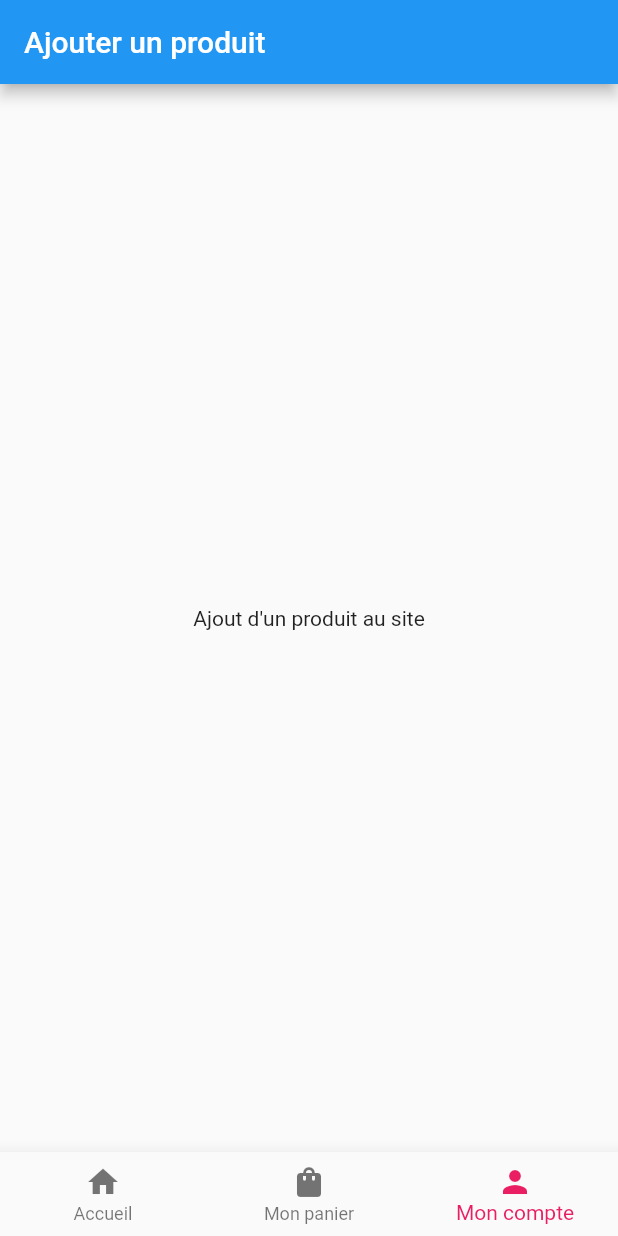
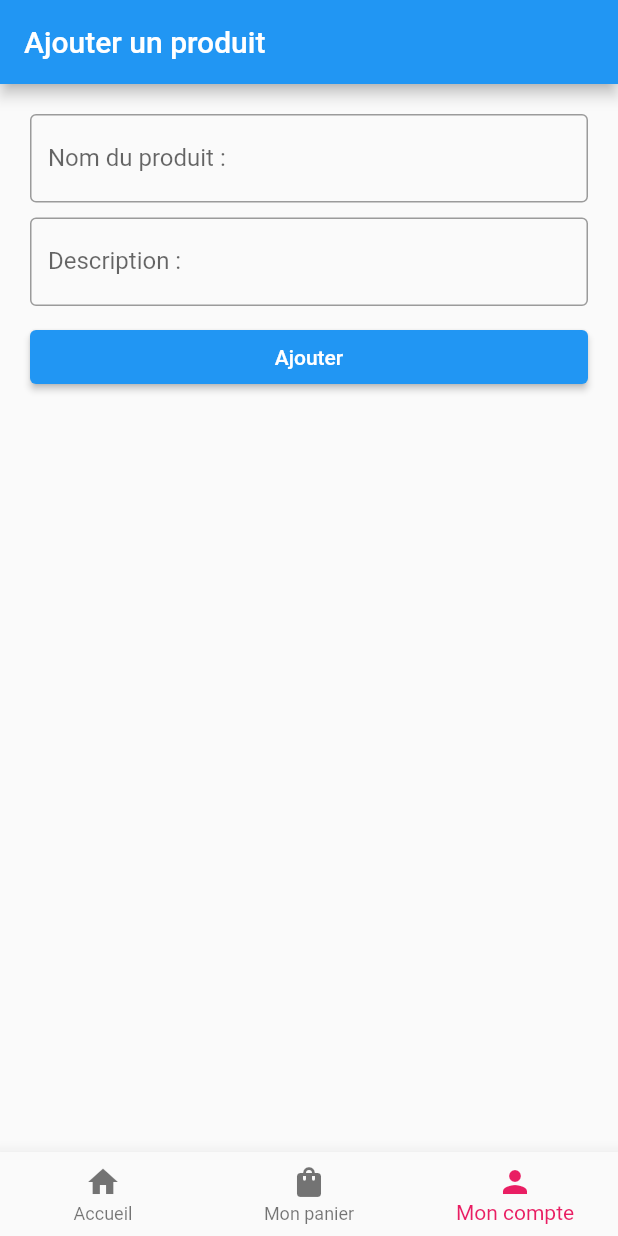
Before and after one commit to thaisbrun/get_ready, a Flutter app: the screen it shows after launch, item 3 of the bottom bar chosen, on a phone screen of 412 x 824 dp. Run offline on Flutter 3.47's test engine with Material 2 defaults, Android fonts, the light colour scheme and no system bars.

Commit message:
Auto-formation du 02/07

```diff
--- a/lib/pages/addProductPage.dart
+++ b/lib/pages/addProductPage.dart
@@ -1,12 +1,87 @@
 import 'package:flutter/material.dart';
 
-class AddProductPage extends StatelessWidget {
+class AddProductPage extends StatefulWidget {
   const AddProductPage({Key? key}) : super(key: key);
 
   @override
+  State<AddProductPage> createState() => _AddProductPageState();
+}
+
+class _AddProductPageState extends State<AddProductPage> {
+
+  final _formKey = GlobalKey<FormState>();
+
+  final productNameController = TextEditingController();
+  final productDescriptionController = TextEditingController();
+
+  @override
+  void dispose() {
+    super.dispose();
+    productNameController.dispose();
+    productDescriptionController.dispose();
+  }
+  @override
   Widget build(BuildContext context) {
-    return Center(
-      child:Text("Ajout d'un produit au site"),
+    return Container(
+      margin:EdgeInsets.all(20),
+      child: Form(
+        key: _formKey,
+        child:Column(
+          children: [
+            Container(
+              margin: EdgeInsets.only(bottom: 10),
+              child: TextFormField(
+              decoration: InputDecoration(
+             labelText: 'Nom du produit : ',
+              hintText: 'Entrez le nom du produit',
+              border:OutlineInputBorder()
+              ),
+              validator: (value){
+                if(value == null || value.isEmpty){
+                  return "Le nom du produit ne peut pas être invalide. ";
+                }
+                return null;
+              },
+                controller: productNameController,
+            ),
+            ),
+            Container(
+              margin: EdgeInsets.only(bottom: 10),
+              child: TextFormField(
+                decoration: InputDecoration(
+                    labelText: 'Description : ',
+                    hintText: 'Entrez la description',
+                    border:OutlineInputBorder(),
+                ),
+                validator: (value){
+                  if(value == null || value.isEmpty){
+                    return "La description ne peut pas être invalide. ";
+                  }
+                  return null;
+                },
+                controller: productDescriptionController,
+              ),
+            ),
+            SizedBox(
+              width:double.infinity,
+            child:ElevatedButton(onPressed: (){
+              if(_formKey.currentState!.validate()){
+                final productName = productNameController.text;
+                final productDescription = productDescriptionController.text;
+                ScaffoldMessenger.of(context).showSnackBar(
+                    const SnackBar(content: Text("Envoi en cours..."))
+                );
+
+                FocusScope.of(context).requestFocus(FocusNode());
+                print("Ajout du produit $productName avec la description $productDescription .");
+              }
+            },
+                child: Text("Ajouter")
+            ),
+            )
+          ],
+        ),
+      ),
     );
   }
 }
```
